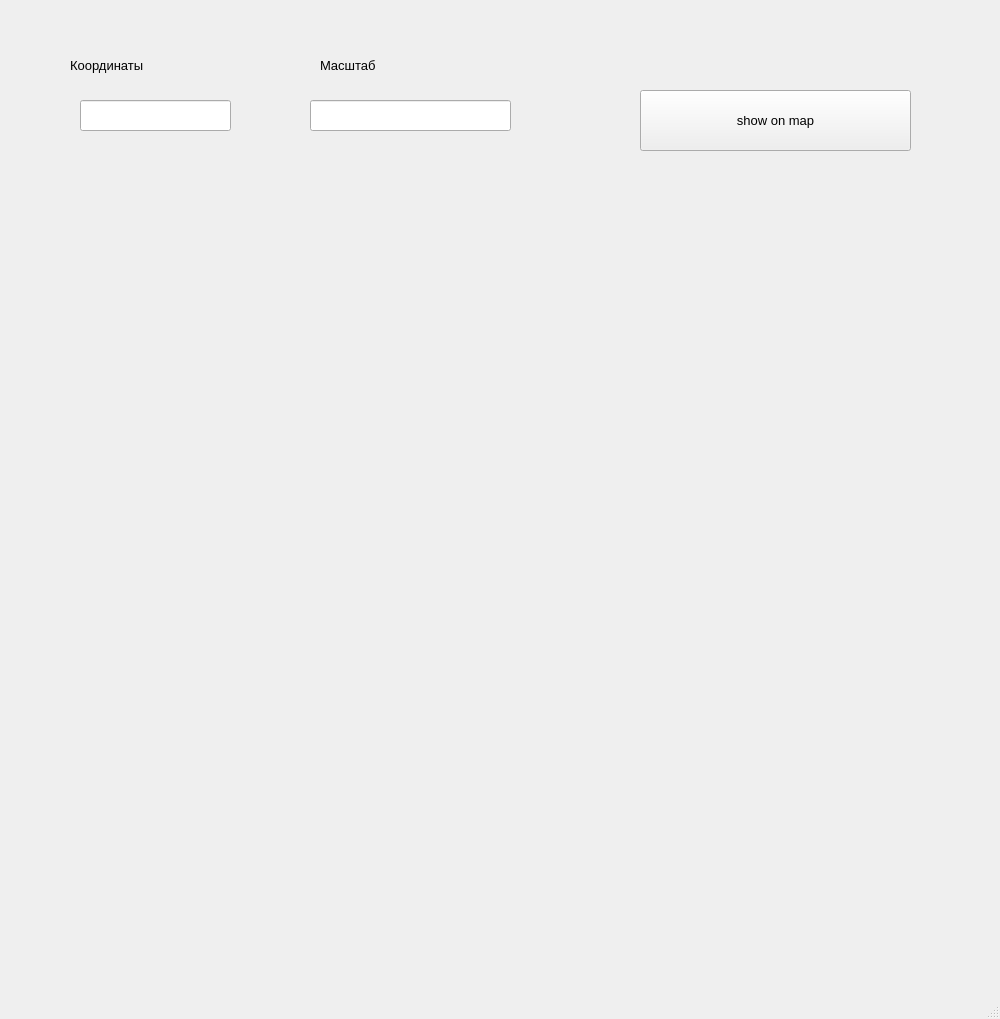
Above: task1.ui from nataliadolina/API before the change. Below: the same form after it.
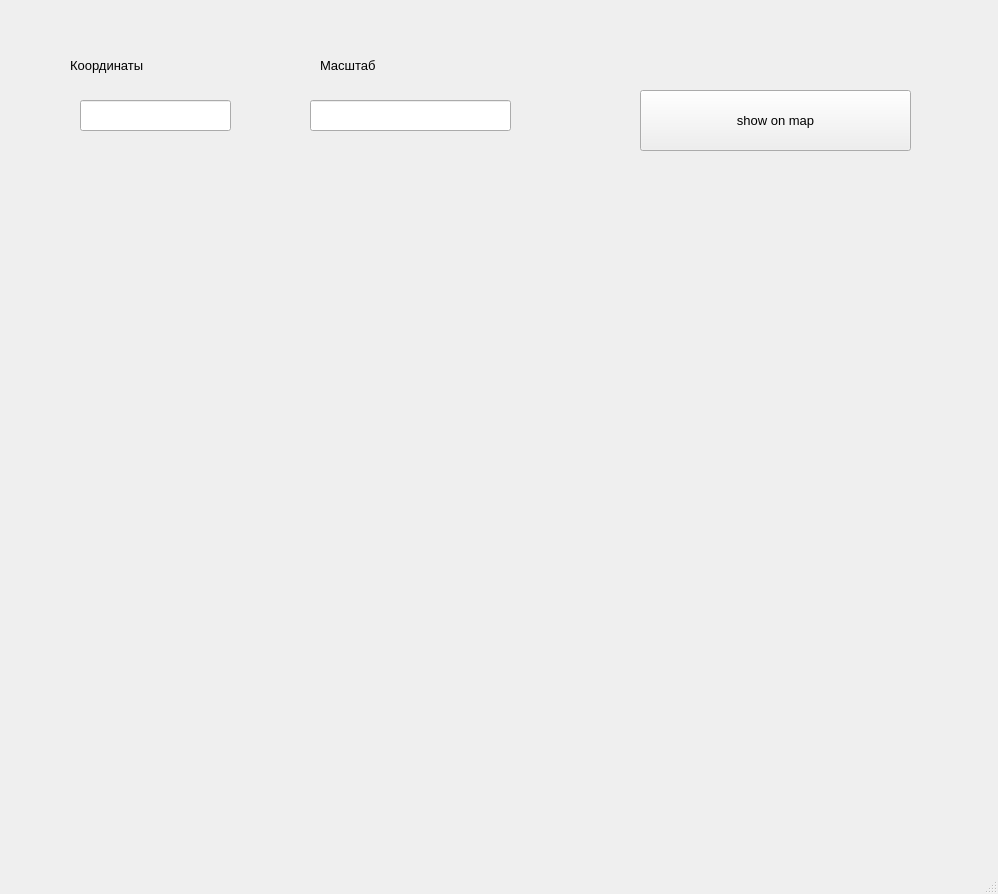
That is the form after the change.

The edit to the form file:
```diff
--- a/task1.ui
+++ b/task1.ui
@@ -6,8 +6,8 @@
    <rect>
     <x>0</x>
     <y>0</y>
-    <width>1000</width>
-    <height>1019</height>
+    <width>998</width>
+    <height>894</height>
    </rect>
   </property>
   <property name="windowTitle">
@@ -74,9 +74,9 @@
     <property name="geometry">
      <rect>
       <x>90</x>
-      <y>280</y>
+      <y>180</y>
       <width>761</width>
-      <height>541</height>
+      <height>561</height>
      </rect>
     </property>
     <property name="text">
@@ -105,9 +105,9 @@
     <property name="geometry">
      <rect>
       <x>50</x>
-      <y>890</y>
+      <y>760</y>
       <width>701</width>
-      <height>71</height>
+      <height>61</height>
      </rect>
     </property>
     <property name="text">
```
Left out of the diff: 4 changed lines with no effect on the pictures.
